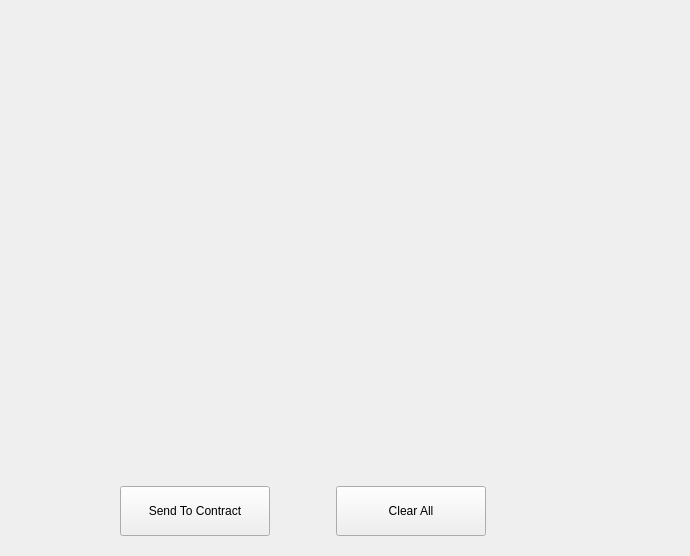
First picture: the form in src/qt/forms/sendtocontract.ui, repository HTMLCOIN/HTMLCOIN, before the edit.
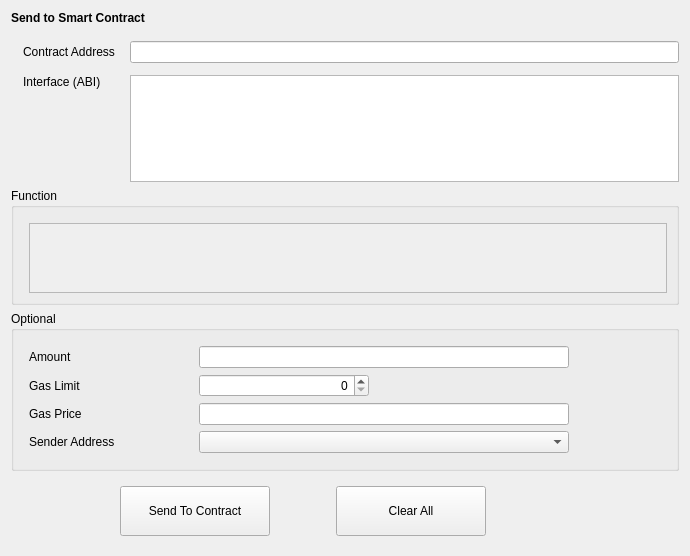
Second picture: the form after the edit. The open tabs and pages were chosen to show the change. Custom widgets are drawn as their Qt base class.

Commit message: Add multiple tabs for results

```diff
--- a/src/qt/forms/sendtocontract.ui
+++ b/src/qt/forms/sendtocontract.ui
@@ -298,25 +298,6 @@
        </item>
       </layout>
      </widget>
-     <widget class="QWidget" name="resultPage">
-      <layout class="QVBoxLayout" name="verticalLayout_5">
-       <property name="leftMargin">
-        <number>0</number>
-       </property>
-       <property name="topMargin">
-        <number>0</number>
-       </property>
-       <property name="rightMargin">
-        <number>0</number>
-       </property>
-       <property name="bottomMargin">
-        <number>0</number>
-       </property>
-       <item>
-        <widget class="ContractResult" name="widgetResult"/>
-       </item>
-      </layout>
-     </widget>
     </widget>
    </item>
    <item>
@@ -420,12 +401,6 @@
    <extends>QComboBox</extends>
    <header>addressfield.h</header>
   </customwidget>
-  <customwidget>
-   <class>ContractResult</class>
-   <extends>QStackedWidget</extends>
-   <header>contractresult.h</header>
-   <container>1</container>
-  </customwidget>
   <customwidget>
    <class>QValidatedTextEdit</class>
    <extends>QTextEdit</extends>
```
Left out of the diff: 4 changed lines with no effect on the pictures. The commit also changes 10 other files.
